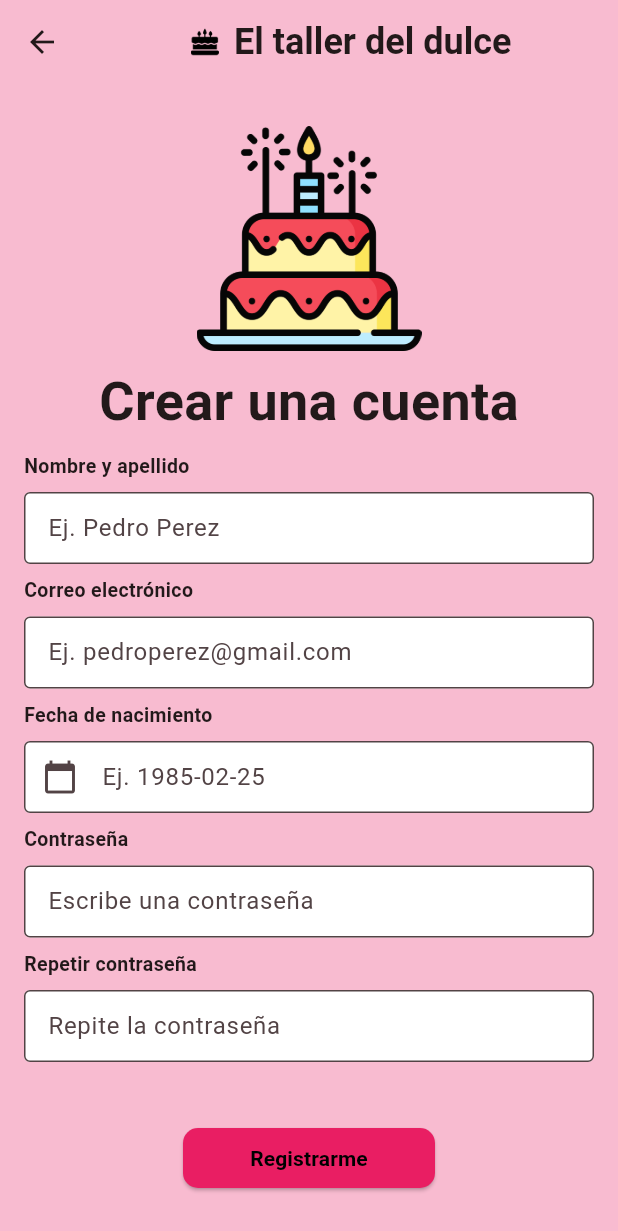
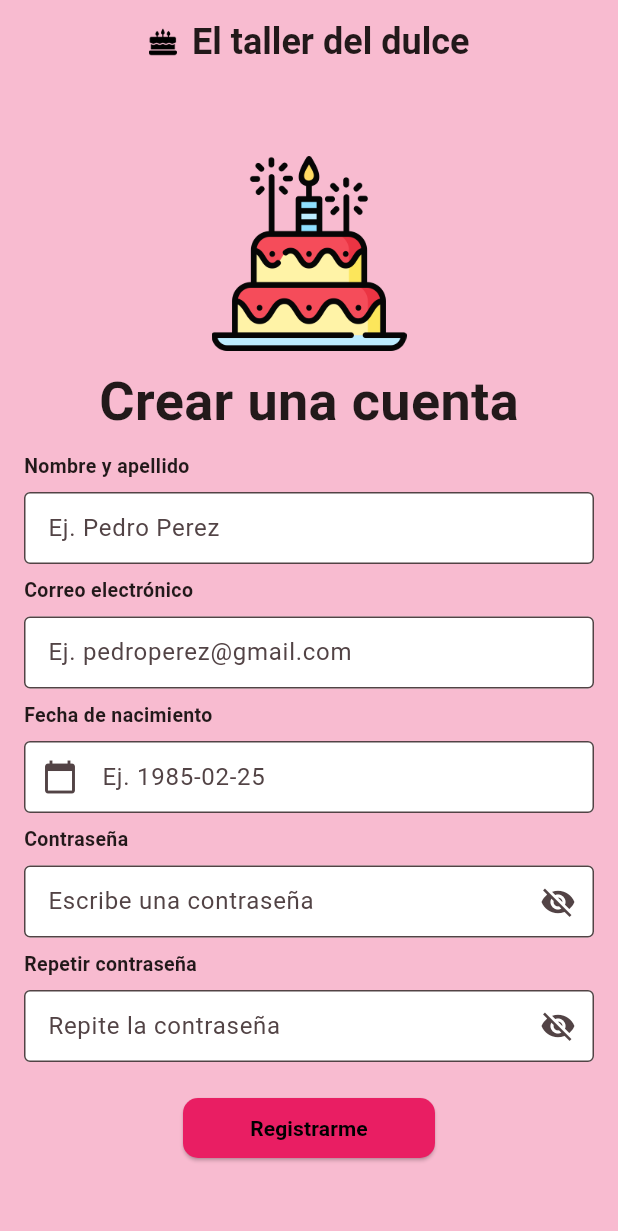
Before and after one commit to ProyectoFinal2024Moviles/el_taller_del_dulce, a Flutter app: the RegisterPage screen opened directly, on a phone screen of 412 x 824 dp. Shown: the top 1231 px of the screen. Run offline on Flutter 3.47's test engine with Material 3 defaults, Android fonts, the phone set to English and light mode, and no system bars; our stand-ins replace get.

Commit message:
Modificación contraseña Register

```diff
--- a/lib/main.dart
+++ b/lib/main.dart
@@ -28,7 +28,7 @@ class MyApp extends StatelessWidget {
         colorScheme: ColorScheme.fromSeed(seedColor: Color(0xFFE91E63)),
         useMaterial3: true,
       ),
-      home: const NavigationMenu(),
+      home: const RegisterPage(),
     );
   }
 }
--- a/lib/pages/register_page.dart
+++ b/lib/pages/register_page.dart
@@ -3,7 +3,7 @@ import 'package:intl/intl.dart';
 import 'login_page.dart';
 
 class RegisterPage extends StatefulWidget {
-  const RegisterPage({super.key});
+  const RegisterPage({Key? key}) : super(key: key);
 
   @override
   State<RegisterPage> createState() => _RegisterPageState();
@@ -16,6 +16,9 @@ class _RegisterPageState extends State<RegisterPage> {
   final _repPassword = TextEditingController();
   final _fechaNacimiento = TextEditingController();
   String _bornDate = "";
+
+  bool _obscurePassword = true;
+  bool _obscureRepPassword = true;
 
   String _dateConverter(DateTime newDate) {
     final DateFormat formatter = DateFormat('yyyy-MM-dd');
@@ -30,7 +33,8 @@ class _RegisterPageState extends State<RegisterPage> {
       initialDate: DateTime(2024, 2),
       firstDate: DateTime(1900, 1),
       lastDate: DateTime(2024, 3, 15),
-        helpText: "Fecha de nacimiento");
+      helpText: "Fecha de nacimiento",
+    );
 
     if (newDate != null) {
       setState(() {
@@ -40,25 +44,12 @@ class _RegisterPageState extends State<RegisterPage> {
     }
   }
 
-  /*void _showMsg(String msg) {
-    final scaffold = ScaffoldMessenger.of(context);
-    scaffold.showSnackBar(
-      SnackBar(
-        content: Text(msg),
-        action: SnackBarAction(
-            label: 'Aceptar',
-            onPressed: () {
-              _password.text = "";
-              _repPassword.text = "";
-            }),
-      ),
-    );
-  }*/
-
   void _onRegisterButtonClicked() {
     setState(() {
-      Navigator.pushReplacement(context,
-          MaterialPageRoute(builder: (context) => const LoginPage()));
+      Navigator.pushReplacement(
+        context,
+        MaterialPageRoute(builder: (context) => const LoginPage()),
+      );
     });
   }
 
@@ -67,7 +58,7 @@ class _RegisterPageState extends State<RegisterPage> {
     return Scaffold(
       backgroundColor: const Color(0xFFF8BBD0),
       appBar: AppBar(
-        title:       Row(
+        title: Row(
           mainAxisAlignment: MainAxisAlignment.center,
           children: <Widget>[
             Image.asset(
@@ -82,11 +73,10 @@ class _RegisterPageState extends State<RegisterPage> {
             ),
           ],
         ),
-        backgroundColor: Colors.transparent, // Hace que el fondo del AppBar sea transparente
-        elevation: 0, // Quita la sombra del AppBar
+        backgroundColor: Colors.transparent,
+        elevation: 0,
         centerTitle: false,
       ),
-
       body: Padding(
         padding: const EdgeInsets.symmetric(horizontal: 16.0, vertical: 16.0),
         child: Center(
@@ -96,8 +86,8 @@ class _RegisterPageState extends State<RegisterPage> {
               children: <Widget>[
                 const Image(
                   image: AssetImage('assets/images/logo.png'),
-                  width: 150,
-                  height: 150,
+                  width: 130,
+                  height: 130,
                 ),
                 const SizedBox(
                   height: 8.0,
@@ -126,8 +116,10 @@ class _RegisterPageState extends State<RegisterPage> {
                     fillColor: Colors.white,
                     border: OutlineInputBorder(),
                     labelText: 'Ej. Pedro Perez',
-                      contentPadding: EdgeInsets.symmetric(vertical: 11, horizontal: 12),),
-                    keyboardType: TextInputType.text),
+                    contentPadding: EdgeInsets.symmetric(vertical: 11, horizontal: 12),
+                  ),
+                  keyboardType: TextInputType.text,
+                ),
                 const SizedBox(
                   height: 8.0,
                 ),
@@ -148,8 +140,10 @@ class _RegisterPageState extends State<RegisterPage> {
                     fillColor: Colors.white,
                     border: OutlineInputBorder(),
                     labelText: 'Ej. pedroperez@gmail.com',
-                      contentPadding: EdgeInsets.symmetric(vertical: 11, horizontal: 12),),
-                    keyboardType: TextInputType.emailAddress),
+                    contentPadding: EdgeInsets.symmetric(vertical: 11, horizontal: 12),
+                  ),
+                  keyboardType: TextInputType.emailAddress,
+                ),
                 const SizedBox(
                   height: 8.0,
                 ),
@@ -171,7 +165,8 @@ class _RegisterPageState extends State<RegisterPage> {
                     fillColor: Colors.white,
                     border: OutlineInputBorder(),
                     labelText: 'Ej. 1985-02-25',
-                    contentPadding: EdgeInsets.symmetric(vertical: 11, horizontal: 12),),
+                    contentPadding: EdgeInsets.symmetric(vertical: 11, horizontal: 12),
+                  ),
                   readOnly: true,
                   onTap: () {
                     _showSelectedDate();
@@ -192,13 +187,24 @@ class _RegisterPageState extends State<RegisterPage> {
                 ),
                 TextFormField(
                   controller: _password,
-                    decoration: const InputDecoration(
+                  obscureText: _obscurePassword,
+                  decoration: InputDecoration(
                     filled: true,
                     fillColor: Colors.white,
-                      border: OutlineInputBorder(),
+                    border: const OutlineInputBorder(),
                     labelText: 'Escribe una contraseña',
-                      contentPadding: EdgeInsets.symmetric(vertical: 11, horizontal: 12),),
-                    keyboardType: TextInputType.visiblePassword),
+                    contentPadding: const EdgeInsets.symmetric(vertical: 11, horizontal: 12),
+                    suffixIcon: IconButton(
+                      icon: Icon(_obscurePassword ? Icons.visibility_off : Icons.visibility),
+                      onPressed: () {
+                        setState(() {
+                          _obscurePassword = !_obscurePassword;
+                        });
+                      },
+                    ),
+                  ),
+                  keyboardType: TextInputType.visiblePassword,
+                ),
                 const SizedBox(
                   height: 8.0,
                 ),
@@ -214,23 +220,33 @@ class _RegisterPageState extends State<RegisterPage> {
                 ),
                 TextFormField(
                   controller: _repPassword,
-                    decoration: const InputDecoration(
+                  obscureText: _obscureRepPassword,
+                  decoration: InputDecoration(
                     filled: true,
                     fillColor: Colors.white,
-                      border: OutlineInputBorder(),
+                    border: const OutlineInputBorder(),
                     labelText: 'Repite la contraseña',
-                      contentPadding: EdgeInsets.symmetric(vertical: 11, horizontal: 12),),
-                    keyboardType: TextInputType.visiblePassword),
+                    contentPadding: const EdgeInsets.symmetric(vertical: 11, horizontal: 12),
+                    suffixIcon: IconButton(
+                      icon: Icon(_obscureRepPassword ? Icons.visibility_off : Icons.visibility),
+                      onPressed: () {
+                        setState(() {
+                          _obscureRepPassword = !_obscureRepPassword;
+                        });
+                      },
+                    ),
+                  ),
+                  keyboardType: TextInputType.visiblePassword,
+                ),
                 const SizedBox(
-                  height: 40.0,
+                  height: 20.0,
                 ),
                 ElevatedButton(
                   onPressed: () {
                     _onRegisterButtonClicked();
                   },
                   style: ButtonStyle(
-                    foregroundColor:
-                    WidgetStateProperty.all<Color>(Colors.black),
+                    foregroundColor: WidgetStateProperty.all<Color>(Colors.black),
                     backgroundColor: WidgetStateProperty.resolveWith<Color?>(
                           (Set<WidgetState> states) {
                         if (states.contains(WidgetState.disabled)) {
@@ -241,13 +257,17 @@ class _RegisterPageState extends State<RegisterPage> {
                     ),
                     shape: WidgetStateProperty.all<RoundedRectangleBorder>(
                       RoundedRectangleBorder(
-                        borderRadius: BorderRadius.circular(10), // Establece los bordes cuadrados
+                        borderRadius: BorderRadius.circular(10),
                       ),
                     ),
                   ),
                   child: const SizedBox(
-                    width: 120, // Establece un ancho específico para el botón
-                    child: Text("Registrarme", textAlign: TextAlign.center, style: TextStyle(fontWeight: FontWeight.bold),),
+                    width: 120,
+                    child: Text(
+                      "Registrarme",
+                      textAlign: TextAlign.center,
+                      style: TextStyle(fontWeight: FontWeight.bold),
+                    ),
                   ),
                 ),
               ],
```
Lines whose indentation alone changed are shown as unchanged.
